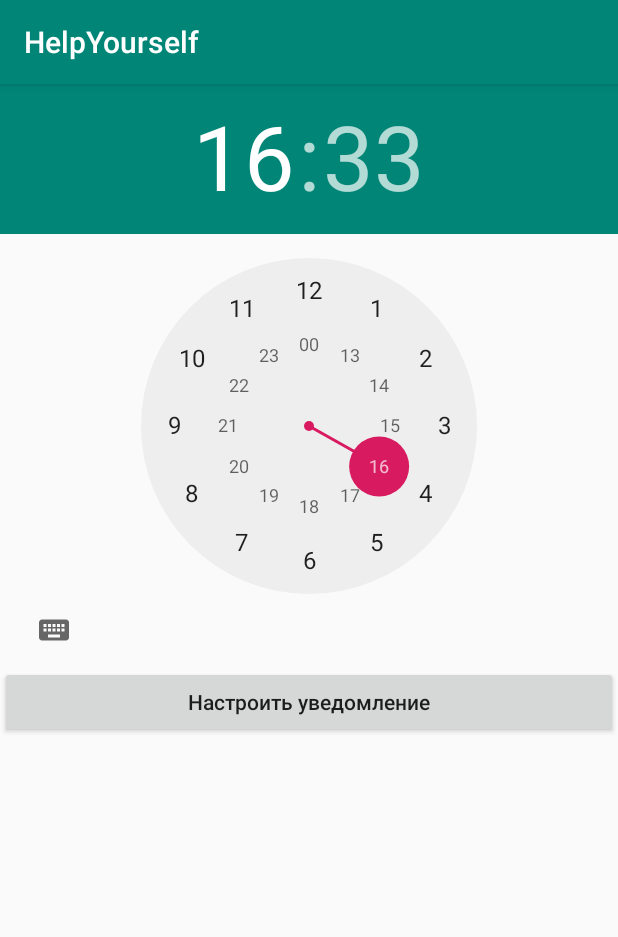
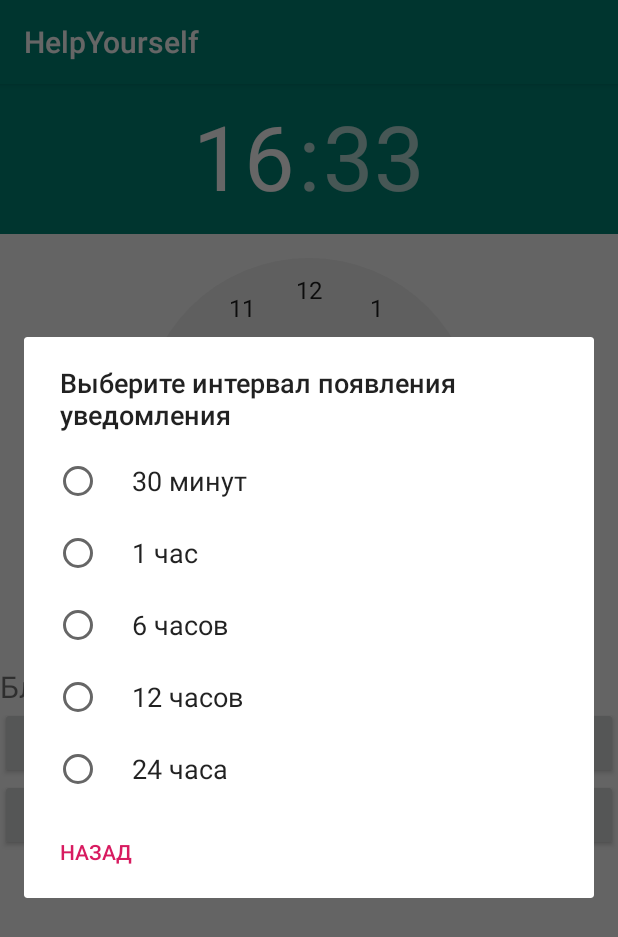
Before and after one commit to ctrlc0ctrlv/HelpYourself, an Android app: the TimeActivity screen opened directly, with no data from a screen before it, after a tap on "Настроить уведомление", on a phone screen of 412 x 824 dp. Shown: the top 937 px of the screen. Run offline under Robolectric (Android 15) with nearby library versions, the phone set to English and light mode, and no system bars.

Commit message:
Работа над уведомлениями

```diff
--- a/src/main/java/com/example/examhelper/TimeActivity.java
+++ b/src/main/java/com/example/examhelper/TimeActivity.java
@@ -1,37 +1,55 @@
 package com.example.examhelper;
 
 import android.app.AlarmManager;
+import android.app.AlertDialog;
+import android.app.Dialog;
 import android.app.PendingIntent;
 import android.content.Context;
+import android.content.DialogInterface;
 import android.content.Intent;
+import android.content.SharedPreferences;
+import android.os.Build;
 import android.os.Bundle;
+import android.support.annotation.RequiresApi;
 import android.support.v7.app.AppCompatActivity;
 import android.util.Log;
 import android.view.View;
 import android.widget.Button;
+import android.widget.TextView;
 import android.widget.TimePicker;
+import android.widget.Toast;
 
 import java.util.Calendar;
 import java.util.Date;
 
 public class TimeActivity extends AppCompatActivity implements View.OnClickListener{
-
+    long TIME_INTERVAL = AlarmManager.INTERVAL_DAY;
     TimePicker mTimePicker;
 
+    private final int IDD_THREE_BUTTONS = 13;
+
+    public static final String NEXT_NOTIFICATION = "next_notification";
+    public static final String NEXT_NOTIFICATION_TIME = "next_notification_time";
+
+    @RequiresApi(api = Build.VERSION_CODES.LOLLIPOP)
     protected void onCreate(Bundle savedInstanceState) {
         super.onCreate(savedInstanceState);
         setContentView(R.layout.activity_time);
         //компоненты
-
         mTimePicker = findViewById(R.id.timePicker);
         mTimePicker.setIs24HourView(true); // формат 24 часа
-
         Button button = findViewById(R.id.button);
+        Button button2 = findViewById(R.id.button2);
         button.setOnClickListener(this);
-
+        button2.setOnClickListener(this);
+        //на всякий случай выводим дату в логи, мало ли
         Date date = new Date(System.currentTimeMillis());
         Log.d("myLogs", date.toString());
 
+        SharedPreferences activityPreferences = getSharedPreferences(NEXT_NOTIFICATION,Context.MODE_PRIVATE);
+        TextView textView = findViewById(R.id.textView);
+        textView.append("Ближайшее уведомление: ");
+        textView.append(activityPreferences.getString(NEXT_NOTIFICATION_TIME, ""));
         /*AlarmManager manager = (AlarmManager)getSystemService(Context.ALARM_SERVICE);
         Intent intent = new Intent(this, TimeNotification.class);
         PendingIntent pendingIntent = PendingIntent.getBroadcast(this, 0, intent, PendingIntent.FLAG_CANCEL_CURRENT );
@@ -39,62 +57,104 @@ public class TimeActivity extends AppCompatActivity implements View.OnClickListe
         manager.set(AlarmManager.RTC_WAKEUP, System.currentTimeMillis()+5000, pendingIntent);*/
     }
 
+    @RequiresApi(api = Build.VERSION_CODES.LOLLIPOP)
     @Override
     public void onClick(View view) {
         switch (view.getId()){
             case R.id.button:
-                /*Intent notificationIntent = new Intent(this, MainActivity.class);
-                PendingIntent contentIntent = PendingIntent.getActivity(this, 0, notificationIntent, PendingIntent.FLAG_CANCEL_CURRENT);
-                NotificationManager notificationManager = (NotificationManager) getSystemService(Context.NOTIFICATION_SERVICE);
-                // до версии Android 8.0 API 26
-                NotificationCompat.Builder builder = new NotificationCompat.Builder(this);
-                if (android.os.Build.VERSION.SDK_INT >= 26) {
-                    NotificationChannel mChannel = new NotificationChannel("my_channel_01", "HelpYourself", NotificationManager.IMPORTANCE_DEFAULT);
-                    // Configure the notification channel.
-                    mChannel.setDescription("description");
-                    mChannel.enableLights(true);
 
-                    mChannel.setLightColor(Color.RED);
-                    mChannel.enableVibration(true);
-                    mChannel.setVibrationPattern(new long[]{100, 200, 300, 400, 500, 400, 300, 200, 400});
-                    notificationManager.createNotificationChannel(mChannel);
+                showDialog(IDD_THREE_BUTTONS);
+                break;
+
+            case R.id.button2:
+                AlarmManager manager = (AlarmManager) getSystemService(Context.ALARM_SERVICE);
+                Intent intent = new Intent(this, TimeNotification.class);
+                PendingIntent pendingIntent = PendingIntent.getBroadcast(this, 0, intent, PendingIntent.FLAG_CANCEL_CURRENT );
+                manager.cancel(pendingIntent);
+
+                Toast.makeText(this,"Уведомление удалено", Toast.LENGTH_LONG).show();
+
+                TextView textView = findViewById(R.id.textView);
+                textView.setText("");
+                break;
         }
-                builder.setContentIntent(contentIntent)
-                        // обязательные настройки
-                        .setSmallIcon(R.drawable.i_have_done)
-                        //.setContentTitle(res.getString(R.string.notifytitle)) // Заголовок уведомления
-                        .setContentTitle("Напоминание")
-                        //.setContentText(res.getString(R.string.notifytext))
-                        .setContentText("Пора за работу!!!") // Текст уведомления
-                        // необязательные настройки
-                        .setWhen(System.currentTimeMillis())
-                        .setChannelId("my_channel_01")
-                        .setAutoCancel(true); // автоматически закрыть уведомление после нажатия
-                notificationManager.notify(NOTIFY_ID, builder.build());*/
 
+    }
+
+    @Override
+    protected Dialog onCreateDialog(int id) {
+        switch (id) {
+            case IDD_THREE_BUTTONS:
+                final String[] mChooseIntervals = {"30 минут", "1 час", "6 часов", "12 часов", "24 часа" };
+
+                AlertDialog.Builder builder = new AlertDialog.Builder(this);
+                builder.setTitle("Выберите интервал появления уведомления");
+                builder.setCancelable(false);
+                builder.setNeutralButton("Назад",
+                        new DialogInterface.OnClickListener() {
+                            public void onClick(DialogInterface dialog, int which) {
+                                dialog.cancel();
+                            }
+                        });
+                builder.setSingleChoiceItems(mChooseIntervals, -1,
+                        new DialogInterface.OnClickListener() {
+                            @Override
+                            public void onClick(DialogInterface dialog, int item) {
                                 int hour = mTimePicker.getCurrentHour();
                                 int minute = mTimePicker.getCurrentMinute();
                                 Date date = new Date (System.currentTimeMillis());
                                 Log.d("myLogs", date.toString());
+                                Toast.makeText(getApplicationContext(), "Выбранный интервал: " + mChooseIntervals[item], Toast.LENGTH_SHORT).show();
+                                switch (mChooseIntervals [item]){
+                                    case "30 минут":
+                                        TIME_INTERVAL = AlarmManager.INTERVAL_HALF_HOUR;
+                                        break;
+                                    case "1 час":
+                                        TIME_INTERVAL = AlarmManager.INTERVAL_HOUR;
+                                        break;
+                                    case "6 часов":
+                                        TIME_INTERVAL = AlarmManager.INTERVAL_HOUR*6;
+                                        break;
+                                    case "12 часов":
+                                        TIME_INTERVAL = AlarmManager.INTERVAL_HALF_DAY;
+                                        break;
+                                    case "24 часа":
+                                        TIME_INTERVAL = AlarmManager.INTERVAL_DAY;
+                                        break;
+                                }
 
                                 Calendar calendar = Calendar.getInstance();
                                 Calendar cal = Calendar.getInstance();
-
-                calendar.set(Calendar.YEAR, cal.get(Calendar.YEAR));
-                calendar.set(Calendar.MONTH, cal.get(Calendar.MONTH));
-                calendar.set(Calendar.DAY_OF_MONTH, cal.get(Calendar.DAY_OF_MONTH));
+                                calendar.set(Calendar.YEAR, calendar.get(Calendar.YEAR));
+                                calendar.set(Calendar.MONTH, calendar.get(Calendar.MONTH));
+                                calendar.set(Calendar.DAY_OF_MONTH, calendar.get(Calendar.DAY_OF_MONTH));
                                 calendar.set(Calendar.HOUR_OF_DAY, hour);
                                 calendar.set(Calendar.MINUTE, minute);
-                calendar.set(Calendar.SECOND, cal.get(Calendar.SECOND));
-                calendar.set(Calendar.MILLISECOND, cal.get(Calendar.MILLISECOND));
+                                calendar.set(Calendar.SECOND, calendar.get(Calendar.SECOND));
+                                calendar.set(Calendar.MILLISECOND, calendar.get(Calendar.MILLISECOND));
 
                                 AlarmManager manager = (AlarmManager)getSystemService(Context.ALARM_SERVICE);
-                Intent intent = new Intent(this, TimeNotification.class);
-                PendingIntent pendingIntent = PendingIntent.getBroadcast(this, 0, intent, PendingIntent.FLAG_CANCEL_CURRENT );
+                                Intent intent = new Intent(TimeActivity.this, TimeNotification.class);
+                                PendingIntent pendingIntent = PendingIntent.getBroadcast(TimeActivity.this, 0, intent, PendingIntent.FLAG_CANCEL_CURRENT );
                                 manager.cancel(pendingIntent);
-                manager.setRepeating(AlarmManager.RTC_WAKEUP,calendar.getTimeInMillis(),86400000, pendingIntent);
-                break;
+                                manager.setRepeating(AlarmManager.RTC_WAKEUP,calendar.getTimeInMillis(), TIME_INTERVAL, pendingIntent);
+                                Log.d("myLogs","Уведомление"+calendar.getTime().toString());
+
+
+                                TextView textView = findViewById(R.id.textView);
+                                textView.setText("Ближайшее уведомление: "+calendar.getTime());
+                                Toast.makeText(TimeActivity.this,"Уведомление сработает: "+calendar.getTime(),Toast.LENGTH_LONG).show();
+
+                                SharedPreferences activityPreferences = getSharedPreferences(NEXT_NOTIFICATION,Context.MODE_PRIVATE);
+                                SharedPreferences.Editor editor = activityPreferences.edit();
+                                editor.putString(NEXT_NOTIFICATION_TIME, calendar.getTime().toString());
+                                editor.apply();
+                                dialog.dismiss();
                             }
-
+                        });
+                return builder.create();
+            default:
+                return null;
         }
     }
+}
--- a/src/main/java/com/example/examhelper/TryingDBHelper.java
+++ b/src/main/java/com/example/examhelper/TryingDBHelper.java
@@ -17,15 +17,13 @@ public class TryingDBHelper extends SQLiteOpenHelper {
         private SQLiteDatabase dataBase;
         private final Context fContext;
 
-        public TryingDBHelper(Context context) {
+        TryingDBHelper(Context context) {
             super(context, DB_NAME, null, 14);
             this.fContext = context;
         }
         public void createDataBase() throws IOException {
             boolean dbExist = checkDataBase();
-            if (dbExist) {
-                //ничего не делаем – файл базы данных уже есть
-            } else {
+            if (!dbExist) {
                 this.getReadableDatabase();
                 try {
                     copyDataBase();
--- a/src/main/res/layout/activity_time.xml
+++ b/src/main/res/layout/activity_time.xml
@@ -12,6 +12,13 @@
         android:layout_height="wrap_content"
         android:headerBackground="@color/colorPrimary" />
 
+    <TextView
+        android:id="@+id/textView"
+        android:layout_width="match_parent"
+        android:layout_height="wrap_content"
+        android:textAllCaps="false"
+        android:textSize="20sp" />
+
     <Button
         android:id="@+id/button"
         android:layout_width="match_parent"
@@ -19,4 +26,11 @@
         android:text="@string/set_notification"
         android:textAllCaps="false" />
 
+    <Button
+        android:id="@+id/button2"
+        android:layout_width="match_parent"
+        android:layout_height="wrap_content"
+        android:text="Удалить уведомление"
+        android:textAllCaps="false" />
+
 </LinearLayout>
```
Also changed, not shown: src/main/java/com/example/examhelper/TimeNotification.java (+10 -10 lines), src/main/java/com/example/examhelper/data/CustomDataContract.java (+10 -10 lines). Lines whose indentation alone changed are shown as unchanged.
